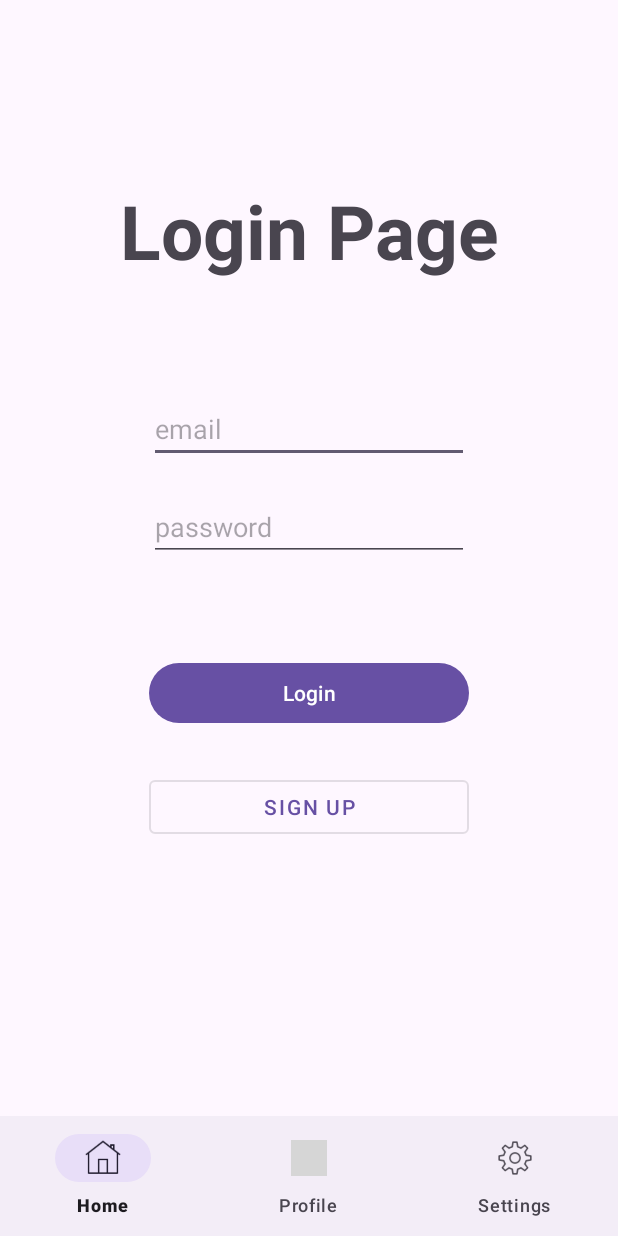
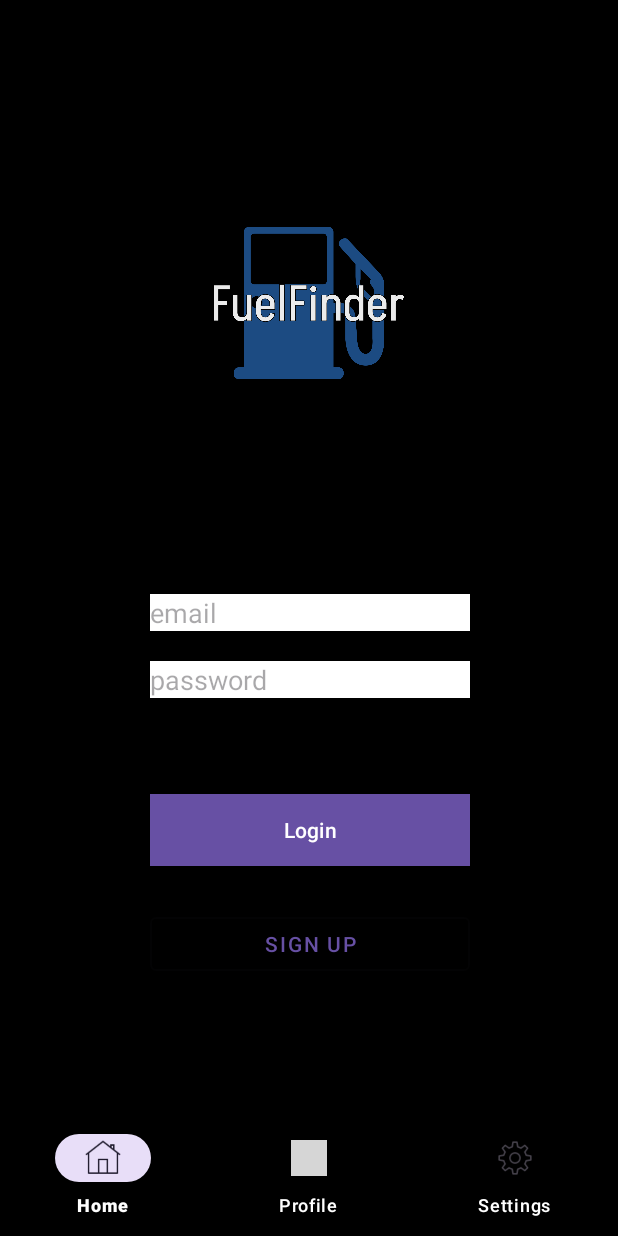
Before and after one commit to NicoSyntax/FuelFinder, an Android app: the screen it shows after launch (MainActivity), on a phone screen of 412 x 824 dp. Run offline under Robolectric (Android 15) with nearby library versions, the phone set to English and light mode, and no system bars; our stand-ins replace Firebase (no records; nobody signed in at launch, a user with empty details on screens opened directly); 1 statement that could not run was skipped; grey boxes are pictures that could not be loaded.

Commit message:
Login UI überarbeitet Logos für Tankstellenmarken eingefügt

```diff
--- a/app/src/main/java/de/syntax/androidabschluss/ui/HomeDetailFragment.kt
+++ b/app/src/main/java/de/syntax/androidabschluss/ui/HomeDetailFragment.kt
@@ -37,6 +37,11 @@ class HomeDetailFragment : Fragment() {
 
         val station = viewModel.stations.value?.stations?.find { stationId == it.id }
 
+        if (station?.e10 == null){
+            binding.e10Price.text = "/"
+        } else {
+            binding.e10Price.text = station.e10.toString()
+        }
         binding.e10Price.text = station?.e10.toString()
         binding.e5Price.text = station?.e5.toString()
         binding.dieselPrice.text = station?.diesel.toString()
--- a/app/src/main/res/layout/activity_main.xml
+++ b/app/src/main/res/layout/activity_main.xml
@@ -20,7 +20,10 @@
 
     <com.google.android.material.bottomnavigation.BottomNavigationView
         android:id="@+id/bottomNavigationView"
+        android:background="@color/black"
         android:layout_width="match_parent"
+        app:itemTextColor="@color/white"
+        app:itemRippleColor="@color/white"
         android:layout_height="wrap_content"
         app:layout_constraintBottom_toBottomOf="parent"
         app:layout_constraintEnd_toEndOf="parent"
--- a/app/src/main/res/layout/fragment_home.xml
+++ b/app/src/main/res/layout/fragment_home.xml
@@ -14,7 +14,8 @@
         app:layout_constraintBottom_toBottomOf="parent"
         app:layout_constraintEnd_toEndOf="parent"
         app:layout_constraintStart_toStartOf="parent"
-        app:layout_constraintTop_toTopOf="parent" />
+        app:layout_constraintTop_toTopOf="parent"
+        android:layout_marginBottom="70dp"/>
 
 
 </androidx.constraintlayout.widget.ConstraintLayout>
--- a/app/src/main/res/layout/fragment_login.xml
+++ b/app/src/main/res/layout/fragment_login.xml
@@ -4,28 +4,32 @@
     android:layout_width="match_parent"
     android:layout_height="match_parent"
     xmlns:app="http://schemas.android.com/apk/res-auto"
-    tools:context=".ui.authentication.SignupFragment">
+    tools:context=".ui.authentication.SignupFragment"
+    android:background="@color/black">
 
 
-    <TextView
+    <ImageView
         android:id="@+id/tv_welcome_login"
         app:layout_constraintStart_toStartOf="parent"
         app:layout_constraintEnd_toEndOf="parent"
         app:layout_constraintTop_toTopOf="parent"
         android:layout_marginTop="120dp"
-        android:layout_width="wrap_content"
-        android:layout_height="wrap_content"
+        android:layout_width="164dp"
+        android:layout_height="164dp"
         android:textStyle="bold"
+        android:textColor="@color/white"
         android:textSize="50sp"
-        android:text="Login Page" />
+        android:src="@drawable/station"/>
 
     <EditText
         android:id="@+id/login_email_edit"
         android:layout_width="wrap_content"
         android:layout_height="wrap_content"
-        android:layout_marginTop="76dp"
+        android:layout_marginTop="112dp"
         android:ems="10"
-        android:hint="email"
+        android:hint="@string/email"
+        android:background="@color/white"
+        android:textColor="@color/white"
         android:inputType="textEmailAddress"
         app:layout_constraintEnd_toEndOf="@+id/tv_welcome_login"
         app:layout_constraintHorizontal_bias="0.492"
@@ -38,7 +42,8 @@
         android:layout_height="wrap_content"
         android:layout_marginTop="20dp"
         android:ems="10"
-        android:hint="password"
+        android:background="@color/white"
+        android:hint="@string/password"
         android:inputType="textPassword"
         app:layout_constraintEnd_toEndOf="@+id/login_email_edit"
         app:layout_constraintHorizontal_bias="0.0"
@@ -50,7 +55,8 @@
         android:layout_width="0dp"
         android:layout_height="wrap_content"
         android:layout_marginTop="64dp"
-        android:text="Login"
+        android:text="@string/login"
+        android:background="@color/white"
         app:layout_constraintEnd_toEndOf="@+id/login_password_edit"
         app:layout_constraintHorizontal_bias="0.482"
         app:layout_constraintStart_toStartOf="@+id/login_password_edit"
@@ -62,7 +68,7 @@
         android:layout_width="0dp"
         android:layout_height="wrap_content"
         android:layout_marginTop="28dp"
-        android:text="sign up"
+        android:text="@string/sign_up"
         app:layout_constraintEnd_toEndOf="@+id/login_button"
         app:layout_constraintHorizontal_bias="0.0"
         app:layout_constraintStart_toStartOf="@+id/login_button"
--- a/app/src/main/res/values/strings.xml
+++ b/app/src/main/res/values/strings.xml
@@ -10,4 +10,9 @@
     <string name="diesel">Diesel</string>
     <string name="back_button">􁉉</string>
     <string name="set_as_favourite">Als Favorit markieren</string>
+    <string name="fuel_finder">Fuel Finder</string>
+    <string name="email">email</string>
+    <string name="password">password</string>
+    <string name="login">Login</string>
+    <string name="sign_up">sign up</string>
 </resources>
```
Also changed, not shown: app/src/main/java/de/syntax/androidabschluss/adapter/HomeAdapter.kt (+18 -1 lines), app/src/main/res/layout/fragment_signup.xml (+12 -5 lines), app/src/main/res/drawable/aral.png (added), app/src/main/res/drawable/hem.png (added), app/src/main/res/drawable/hoyer.png (added), app/src/main/res/drawable/shell.png (added).
